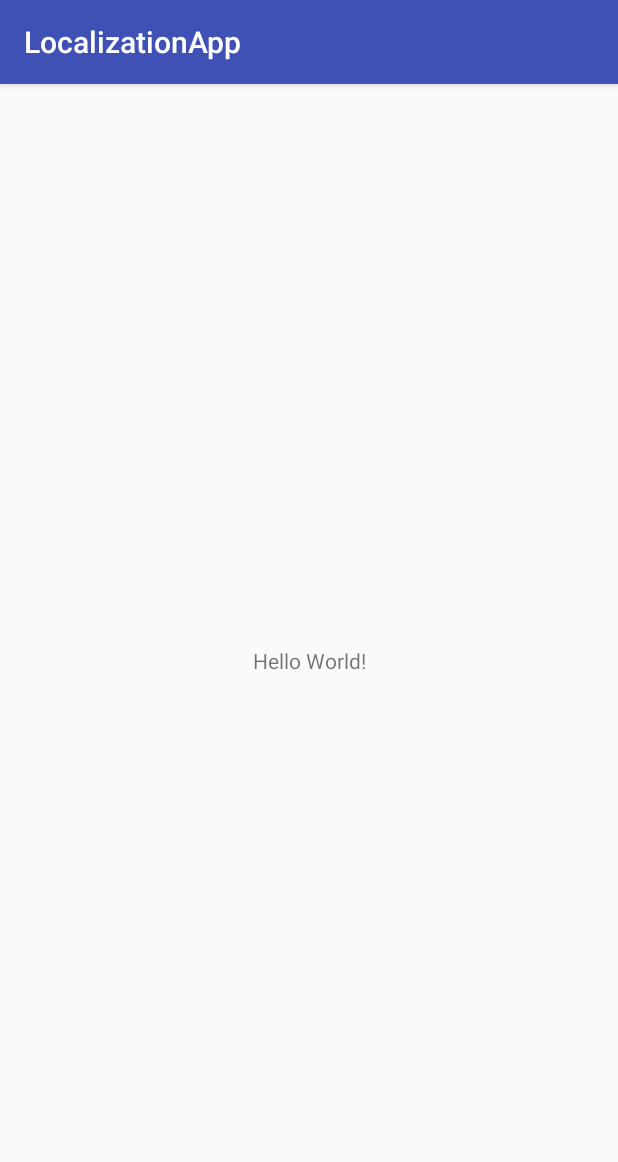
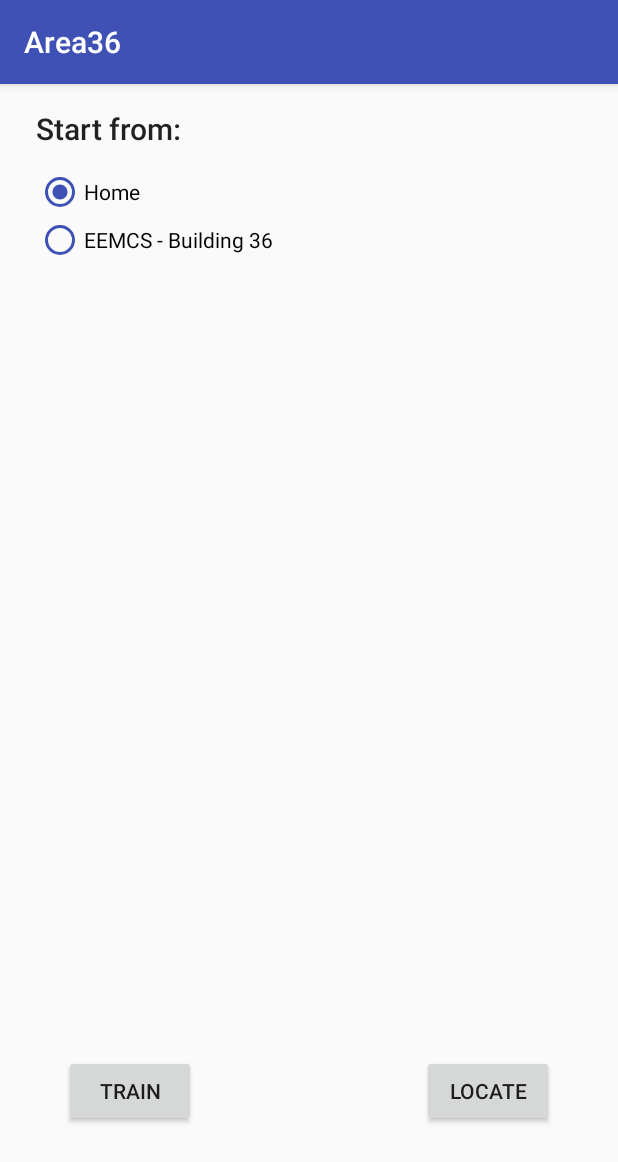
Before and after one commit to pradhayini/LocalizationApp, an Android app: the screen it shows after launch (MainActivity), on a phone screen of 412 x 824 dp. Shown: the top 1162 px of the screen. Run offline under Robolectric (Android 15) with nearby library versions, the phone set to English and light mode, and no system bars.

Commit message:
Test layout for home network

```diff
--- a/app/src/main/AndroidManifest.xml
+++ b/app/src/main/AndroidManifest.xml
@@ -16,6 +16,8 @@
                 <category android:name="android.intent.category.LAUNCHER" />
             </intent-filter>
         </activity>
+        <activity android:name=".NavigationActivity" />
+        <activity android:name=".TrainingActivity"></activity>
     </application>
 
 </manifest>
--- a/app/src/main/java/com/tudelft/tbd/localizationapp/MainActivity.java
+++ b/app/src/main/java/com/tudelft/tbd/localizationapp/MainActivity.java
@@ -1,13 +1,71 @@
 package com.tudelft.tbd.localizationapp;
 
+import android.content.Intent;
 import android.support.v7.app.AppCompatActivity;
 import android.os.Bundle;
+import android.view.View;
+import android.widget.Button;
+import android.widget.RadioButton;
+import android.widget.RadioGroup;
 
 public class MainActivity extends AppCompatActivity {
+
+    private RadioButton radioButtonHome;
+    private RadioButton radioButtonBuilding36;
+    private RadioGroup radioGroupLocation;
 
     @Override
     protected void onCreate(Bundle savedInstanceState) {
         super.onCreate(savedInstanceState);
         setContentView(R.layout.activity_main);
+
+        /*
+          Instantiate elements
+         */
+        Button buttonTrain = findViewById(R.id.button_Train);
+        Button buttonLocate = findViewById(R.id.button_Locate);
+        radioButtonHome = findViewById(R.id.radioButton_Home);
+        radioButtonBuilding36 = findViewById(R.id.radioButton_Building36);
+        radioGroupLocation = findViewById(R.id.radioGroup_Location);
+
+        /*
+          Set listener on button click to open activity for navigation
+         */
+        buttonLocate.setOnClickListener(new View.OnClickListener() {
+            @Override
+            public void onClick(View view) {
+                Intent intentStartNavigation = new Intent(getApplicationContext(), NavigationActivity.class);
+
+                // Share selected location with navigation activity
+                Bundle bundleLocation = new Bundle();
+                if(radioGroupLocation.getCheckedRadioButtonId() == R.id.radioButton_Home)
+                    bundleLocation.putString("selectedArea", "home");
+                if(radioGroupLocation.getCheckedRadioButtonId() == R.id.radioButton_Building36)
+                    bundleLocation.putString("selectedArea", "36");
+                intentStartNavigation.putExtras(bundleLocation);
+                intentStartNavigation.setFlags(Intent.FLAG_ACTIVITY_SINGLE_TOP | Intent.FLAG_ACTIVITY_CLEAR_TOP);
+                startActivity(intentStartNavigation);
+            }
+        });
+
+        /*
+          Set listener on button click to open activity for training
+         */
+        buttonTrain.setOnClickListener(new View.OnClickListener() {
+            @Override
+            public void onClick(View view) {
+                Intent intentStartTraining = new Intent(getApplicationContext(), TrainingActivity.class);
+
+                // Share selected location with navigation activity
+                Bundle bundleLocation = new Bundle();
+                if(radioGroupLocation.getCheckedRadioButtonId() == R.id.radioButton_Home)
+                    bundleLocation.putString("selectedArea", radioButtonHome.getText().toString());
+                if(radioGroupLocation.getCheckedRadioButtonId() == R.id.radioButton_Building36)
+                    bundleLocation.putString("selectedArea", radioButtonBuilding36.getText().toString());
+                intentStartTraining.putExtras(bundleLocation);
+                intentStartTraining.setFlags(Intent.FLAG_ACTIVITY_SINGLE_TOP | Intent.FLAG_ACTIVITY_CLEAR_TOP);
+                startActivity(intentStartTraining);
+            }
+        });
     }
 }
--- a/app/src/main/res/layout/activity_main.xml
+++ b/app/src/main/res/layout/activity_main.xml
@@ -7,12 +7,71 @@
     tools:context="com.tudelft.tbd.localizationapp.MainActivity">
 
     <TextView
+        android:id="@+id/textView"
         android:layout_width="wrap_content"
         android:layout_height="wrap_content"
-        android:text="Hello World!"
-        app:layout_constraintBottom_toBottomOf="parent"
-        app:layout_constraintLeft_toLeftOf="parent"
-        app:layout_constraintRight_toRightOf="parent"
+        android:layout_marginStart="24dp"
+        android:layout_marginTop="16dp"
+        android:text="Start from:"
+        android:textAppearance="@android:style/TextAppearance.Material.Title"
+        app:layout_constraintStart_toStartOf="parent"
         app:layout_constraintTop_toTopOf="parent" />
 
+    <RadioGroup
+        android:id="@+id/radioGroup_Location"
+        android:layout_width="165dp"
+        android:layout_height="63dp"
+        android:layout_marginTop="56dp"
+        android:checkedButton="@id/radioButton_Home"
+        app:layout_constraintStart_toStartOf="@+id/textView"
+        app:layout_constraintTop_toTopOf="parent">
+
+        <RadioButton
+            android:id="@+id/radioButton_Home"
+            android:layout_width="wrap_content"
+            android:layout_height="wrap_content"
+            android:buttonTint="@color/colorPrimary"
+            android:text="@string/home" />
+
+        <RadioButton
+            android:id="@+id/radioButton_Building36"
+            android:layout_width="wrap_content"
+            android:layout_height="wrap_content"
+            android:buttonTint="@color/colorPrimary"
+            android:checked="false"
+            android:text="@string/eemcs_building_36" />
+    </RadioGroup>
+
+    <Button
+        android:id="@+id/button_Locate"
+        android:layout_width="wrap_content"
+        android:layout_height="wrap_content"
+        android:layout_marginBottom="8dp"
+        android:layout_marginEnd="8dp"
+        android:layout_marginStart="8dp"
+        android:layout_marginTop="8dp"
+        android:text="Locate"
+        app:layout_constraintBottom_toBottomOf="parent"
+        app:layout_constraintEnd_toEndOf="parent"
+        app:layout_constraintHorizontal_bias="0.887"
+        app:layout_constraintStart_toStartOf="parent"
+        app:layout_constraintTop_toTopOf="parent"
+        app:layout_constraintVertical_bias="0.908" />
+
+    <Button
+        android:id="@+id/button_Train"
+        android:layout_width="wrap_content"
+        android:layout_height="wrap_content"
+        android:layout_marginBottom="8dp"
+        android:layout_marginEnd="8dp"
+        android:layout_marginStart="8dp"
+        android:layout_marginTop="8dp"
+        android:text="Train"
+        app:layout_constraintBottom_toBottomOf="parent"
+        app:layout_constraintEnd_toEndOf="parent"
+        app:layout_constraintHorizontal_bias="0.113"
+        app:layout_constraintStart_toStartOf="parent"
+        app:layout_constraintTop_toTopOf="parent"
+        app:layout_constraintVertical_bias="0.908" />
+
 </android.support.constraint.ConstraintLayout>
--- a/app/src/main/res/values/colors.xml
+++ b/app/src/main/res/values/colors.xml
@@ -1,6 +1,6 @@
 <?xml version="1.0" encoding="utf-8"?>
 <resources>
-    <color name="colorPrimary">#3F51B5</color>
-    <color name="colorPrimaryDark">#303F9F</color>
+    <color name="colorPrimary">#3f51b5</color>
+    <color name="colorPrimaryDark">#303f9f</color>
     <color name="colorAccent">#FF4081</color>
 </resources>
--- a/app/src/main/res/values/strings.xml
+++ b/app/src/main/res/values/strings.xml
@@ -1,3 +1,5 @@
 <resources>
-    <string name="app_name">LocalizationApp</string>
+    <string name="app_name">Area36</string>
+    <string name="home">Home</string>
+    <string name="eemcs_building_36">EEMCS - Building 36</string>
 </resources>
```
Also changed, not shown: app/src/main/java/com/tudelft/tbd/localizationapp/Building36MapCreator.java (added, +14 -0 lines), app/src/main/java/com/tudelft/tbd/localizationapp/HomeMapCreator.java (added, +77 -0 lines), app/src/main/java/com/tudelft/tbd/localizationapp/MapCreator.java (added, +11 -0 lines), app/src/main/java/com/tudelft/tbd/localizationapp/NavigationActivity.java (added, +28 -0 lines), app/src/main/java/com/tudelft/tbd/localizationapp/TrainingActivity.java (added, +76 -0 lines), app/src/main/res/layout/activity_navigation.xml (added, +45 -0 lines), app/src/main/res/layout/activity_training.xml (added, +71 -0 lines).
